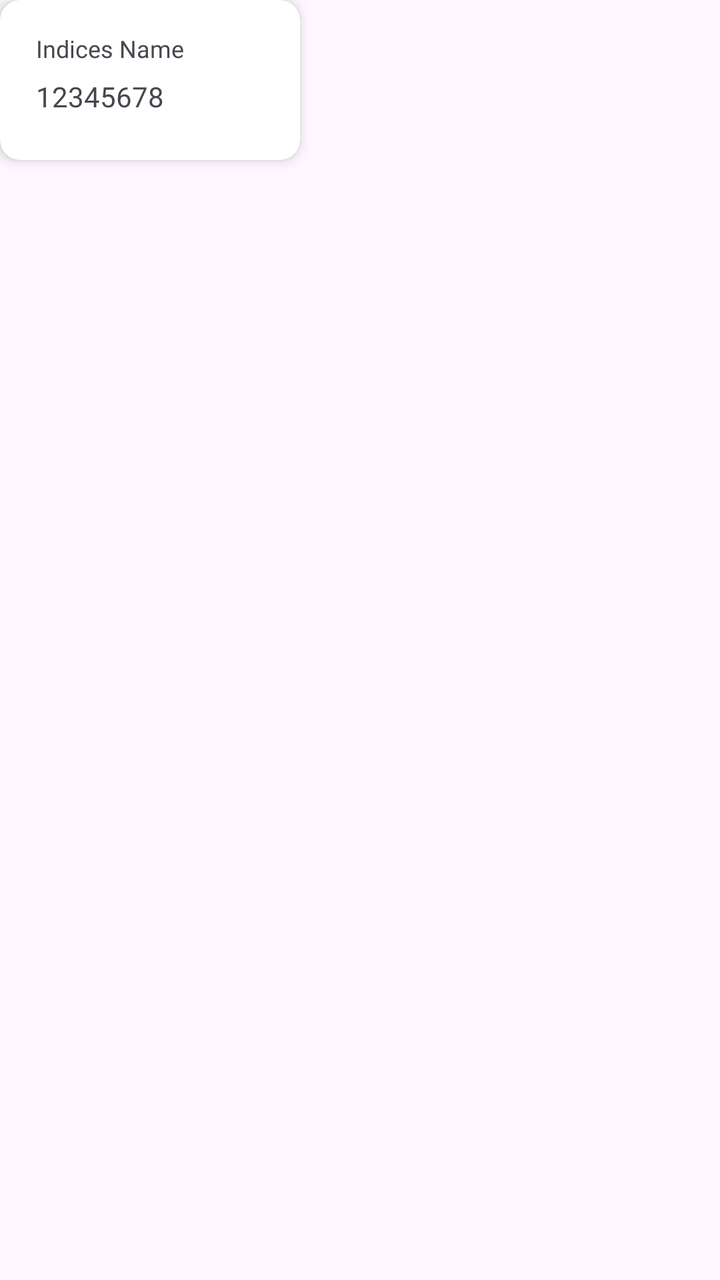
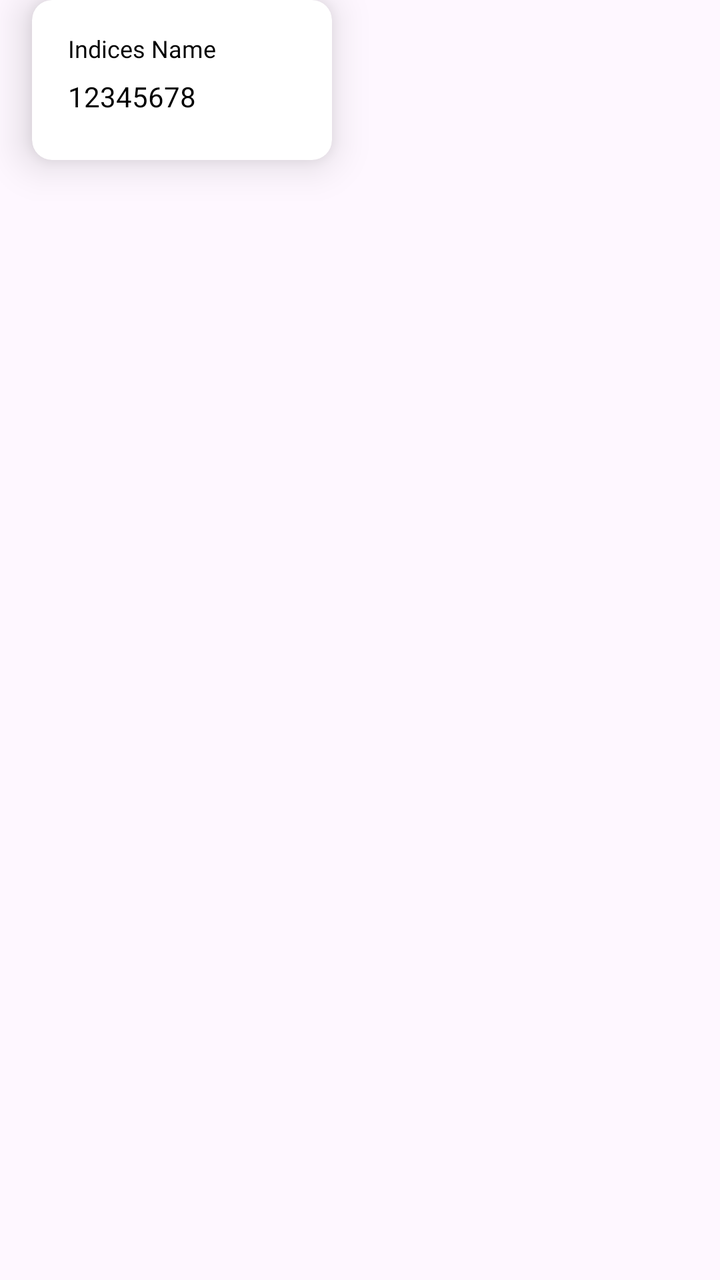

Screens rendered from an Android XML layout before and after an edit, with the pre-edit source and the edit as a unified diff.
<!-- AndroidManifest.xml: application theme Theme.InvestGenius -->
<!-- res/layout/indices.xml -->
<?xml version="1.0" encoding="utf-8"?>
<androidx.constraintlayout.widget.ConstraintLayout xmlns:android="http://schemas.android.com/apk/res/android"
    xmlns:app="http://schemas.android.com/apk/res-auto"
    xmlns:tools="http://schemas.android.com/tools"
    android:layout_width="180dp"
    android:layout_height="match_parent">

    <androidx.cardview.widget.CardView
        android:layout_width="150dp"
        android:layout_height="80dp"
        app:cardCornerRadius="10dp"
        app:cardElevation="4dp">

        <androidx.constraintlayout.widget.ConstraintLayout
            android:layout_width="match_parent"
            android:layout_height="match_parent"
            android:padding="8dp">

            <TextView
                android:id="@+id/textView23"
                android:layout_width="wrap_content"
                android:layout_height="wrap_content"
                android:layout_marginTop="8dp"
                android:layout_marginEnd="40dp"
                android:fontFamily="@font/poppins_semibold"
                android:text="Indices Name"
                android:textSize="12sp"
                app:layout_constraintEnd_toEndOf="parent"
                app:layout_constraintStart_toStartOf="parent"
                app:layout_constraintTop_toTopOf="parent" />

            <TextView
                android:id="@+id/textView24"
                android:layout_width="wrap_content"
                android:layout_height="wrap_content"
                android:layout_marginBottom="8dp"
                android:text="12345678"
                app:layout_constraintBottom_toBottomOf="parent"
                app:layout_constraintStart_toStartOf="@+id/textView23"
                app:layout_constraintTop_toBottomOf="@+id/textView23" />
        </androidx.constraintlayout.widget.ConstraintLayout>
    </androidx.cardview.widget.CardView>
</androidx.constraintlayout.widget.ConstraintLayout>
<!-- resources referenced by this layout -->
<resources>
  <style name="Theme.InvestGenius" parent="Base.Theme.InvestGenius" />
  <style name="Base.Theme.InvestGenius" parent="Theme.Material3.DayNight.NoActionBar">
          
          
      </style>
</resources>

<!-- the commit's change to res/layout/indices.xml (unified diff, before → after) -->
@@ -3,13 +3,16 @@
     xmlns:app="http://schemas.android.com/apk/res-auto"
     xmlns:tools="http://schemas.android.com/tools"
     android:layout_width="180dp"
-    android:layout_height="match_parent">
+    android:layout_height="100dp">
 
     <androidx.cardview.widget.CardView
         android:layout_width="150dp"
         android:layout_height="80dp"
+        android:layout_marginStart="16dp"
+        app:cardBackgroundColor="@color/white"
         app:cardCornerRadius="10dp"
-        app:cardElevation="4dp">
+        app:cardElevation="12dp"
+        app:layout_constraintStart_toStartOf="parent">
 
         <androidx.constraintlayout.widget.ConstraintLayout
             android:layout_width="match_parent"
@@ -24,6 +27,7 @@
                 android:layout_marginEnd="40dp"
                 android:fontFamily="@font/poppins_semibold"
                 android:text="Indices Name"
+                android:textColor="@color/black"
                 android:textSize="12sp"
                 app:layout_constraintEnd_toEndOf="parent"
                 app:layout_constraintStart_toStartOf="parent"
@@ -35,6 +39,7 @@
                 android:layout_height="wrap_content"
                 android:layout_marginBottom="8dp"
                 android:text="12345678"
+                android:textColor="@color/black"
                 app:layout_constraintBottom_toBottomOf="parent"
                 app:layout_constraintStart_toStartOf="@+id/textView23"
                 app:layout_constraintTop_toBottomOf="@+id/textView23" />
<!-- resource entries referenced after the edit -->
@@ -1,5 +1,7 @@
 <!-- resources referenced by this layout -->
 <resources>
+  <color name="black">#FF000000</color>
+  <color name="white">#FFFFFFFF</color>
   <style name="Theme.InvestGenius" parent="Base.Theme.InvestGenius" />
   <style name="Base.Theme.InvestGenius" parent="Theme.Material3.DayNight.NoActionBar">
           
